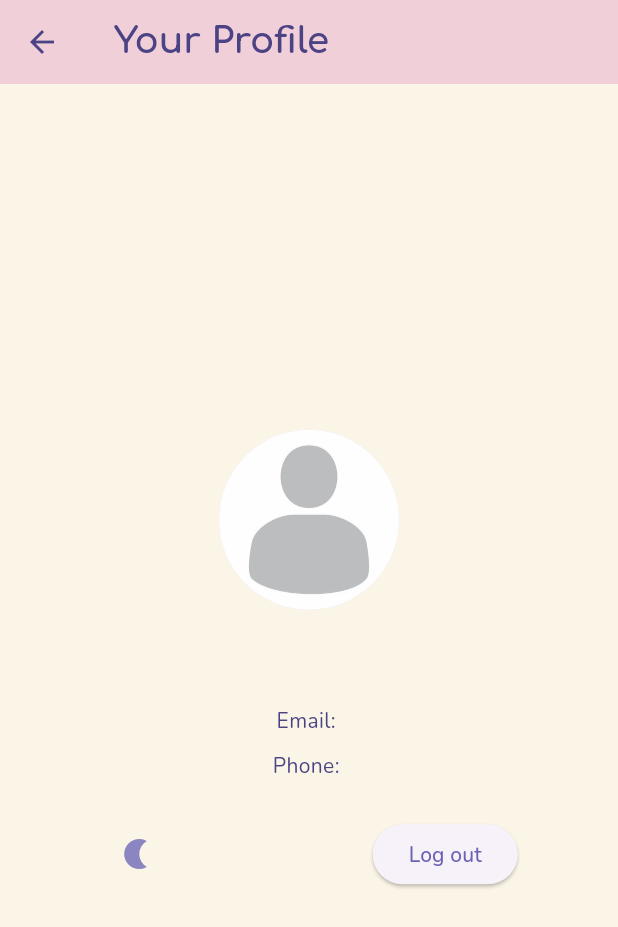
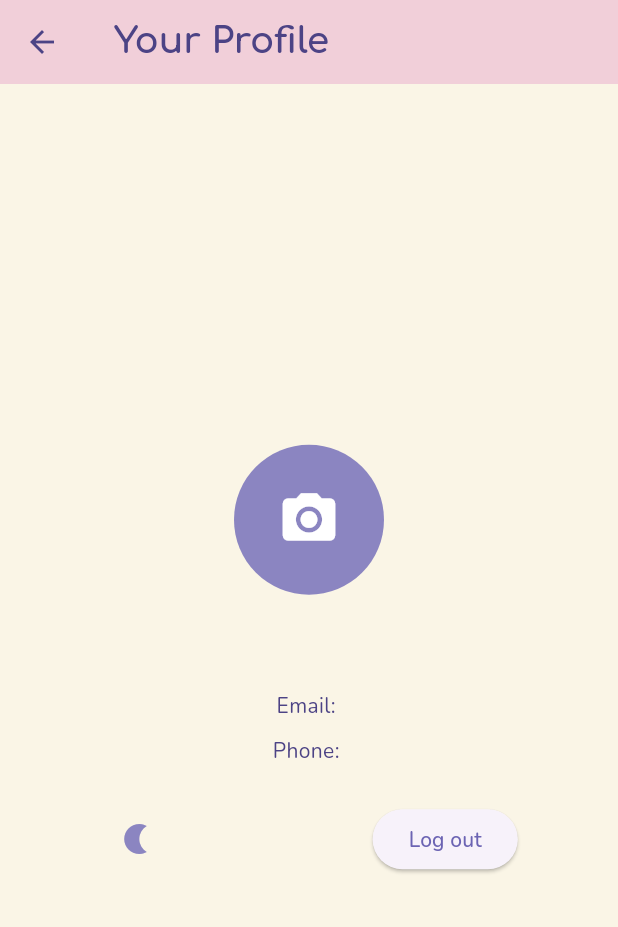
Before and after one commit to busra-ashak/COMP491-kolay-app, a Flutter app: the ProfilePage screen opened directly, on a phone screen of 412 x 824 dp. Shown: the top 927 px of the screen. Run offline on Flutter 3.47's test engine with Material 3 defaults, Android fonts, the phone set to English and light mode, and no system bars; our stand-ins replace cloud_firestore, firebase_auth, firebase_core, firebase_messaging, flutter_slidable, image_picker and 2 more; missing offline and left inert: encrypt; accounts and stored records are empty.

Commit message:
Profile photo change in app

```diff
--- a/kolay_app/lib/screens/profile.dart
+++ b/kolay_app/lib/screens/profile.dart
@@ -3,6 +3,7 @@ import 'dart:io';
 
 import 'package:firebase_auth/firebase_auth.dart';
 import 'package:flutter/material.dart';
+import 'package:image_picker/image_picker.dart';
 import 'package:kolay_app/screens/log_in.dart';
 import 'package:cloud_firestore/cloud_firestore.dart';
 import 'package:kolay_app/providers/theme_provider.dart';
@@ -19,6 +20,7 @@ class _ProfilePageState extends State<ProfilePage> {
   final FirebaseAuth _auth = FirebaseAuth.instance;
   final FirebaseFirestore _firestore = FirebaseFirestore.instance;
   final EncryptionService _encryptionService = EncryptionService();
+  final TextEditingController _photoURLController = TextEditingController();
   late String email = '';
   late String name = '';
   late String photoURL = '';
@@ -44,6 +46,7 @@ class _ProfilePageState extends State<ProfilePage> {
           name = _encryptionService.decryptText(userData['name']);
           photoURL = userData['photoURL'];
           phone = _encryptionService.decryptText(userData['phoneNumber']);
+          _photoURLController.text = photoURL;
         });
       }
     }
@@ -71,13 +74,24 @@ class _ProfilePageState extends State<ProfilePage> {
           child: Column(
             mainAxisAlignment: MainAxisAlignment.center,
             children: [
-              CircleAvatar(
-                radius: 60,
-                child: ClipOval(
-                  child: photoURL.isNotEmpty
-                      ? Image.file(File(photoURL))
-                      : Image.asset('lib/assets/default_profile_picture.jpg'),
-                ),
+              GestureDetector(
+                onTap: _pickProfilePicture,
+                child: Padding(padding: const EdgeInsets.only(bottom: 0), child: CircleAvatar(
+                    radius: 50,
+                    backgroundColor:
+                        themeBody[themeProvider.themeDataName]!['homeTitles']
+                            as Color,
+                    backgroundImage: _photoURLController.text.isNotEmpty
+                        ? FileImage(File(_photoURLController.text))
+                        : null,
+                    child: _photoURLController.text.isEmpty
+                        ? const Icon(
+                            Icons.camera_alt,
+                            color: Colors.white,
+                            size: 42,
+                          )
+                        : null,
+                  ),),
               ),
               const SizedBox(height: 20),
               Text(
@@ -108,7 +122,6 @@ class _ProfilePageState extends State<ProfilePage> {
                   ElevatedButton(
                     onPressed: () {
                       final ThemeProvider themeProvider = ThemeProvider();
-
                       showDialog(
                         context: context,
                         builder: (BuildContext context) {
@@ -186,6 +199,20 @@ class _ProfilePageState extends State<ProfilePage> {
       );
     });
   }
+
+  Future<void> _pickProfilePicture() async {
+    final pickedFile =
+        await ImagePicker().pickImage(source: ImageSource.gallery);
+    if (pickedFile != null) {
+      setState(() {
+        _photoURLController.text = pickedFile.path;
+      });
+      final DocumentReference documentReference = _firestore.collection('USERS').doc(_user!.uid);
+      await documentReference.update({
+         'photoURL': _photoURLController.text,
+      });
+    }
+  }
 }
 
 class ProfileInfo extends StatelessWidget {
```
Also changed, not shown: 1 other file.
